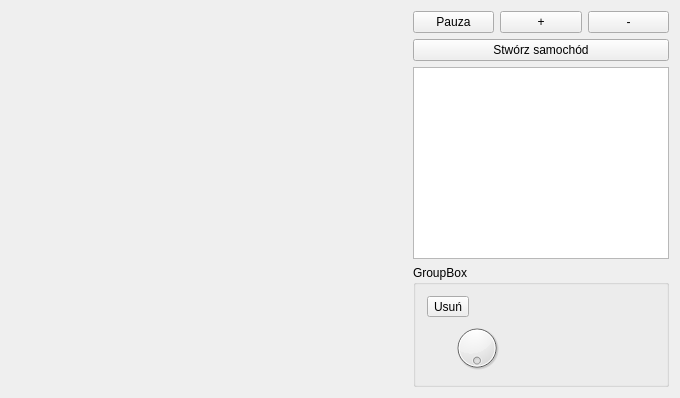
Old version of the form hacts-gui/mainwindow.ui in the repository hacts-app/hacts.
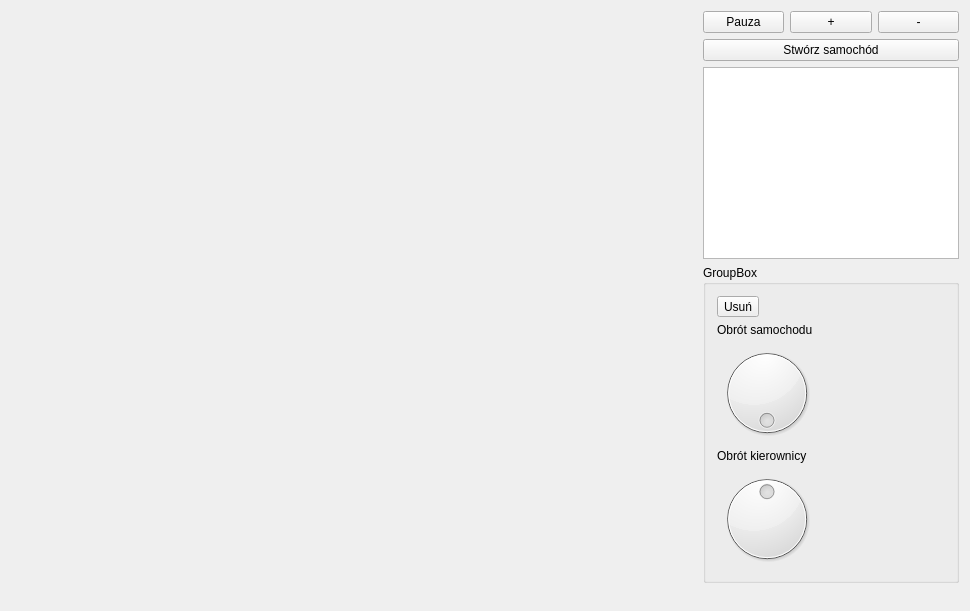
New version of the form.

Commit message: keyboard control

```diff
--- a/hacts-gui/mainwindow.ui
+++ b/hacts-gui/mainwindow.ui
@@ -6,8 +6,8 @@
    <rect>
     <x>0</x>
     <y>0</y>
-    <width>680</width>
-    <height>381</height>
+    <width>970</width>
+    <height>611</height>
    </rect>
   </property>
   <property name="windowTitle">
@@ -125,7 +125,7 @@
            </property>
           </widget>
          </item>
-         <item row="1" column="0">
+         <item row="2" column="0">
           <widget class="QDial" name="dial">
            <property name="sizePolicy">
             <sizepolicy hsizetype="Preferred" vsizetype="Maximum">
@@ -144,6 +144,33 @@
            </property>
           </widget>
          </item>
+         <item row="1" column="0">
+          <widget class="QLabel" name="label">
+           <property name="text">
+            <string>Obrót samochodu</string>
+           </property>
+          </widget>
+         </item>
+         <item row="3" column="0">
+          <widget class="QLabel" name="label_2">
+           <property name="text">
+            <string>Obrót kierownicy</string>
+           </property>
+          </widget>
+         </item>
+         <item row="4" column="0">
+          <widget class="QDial" name="steeringWheelDial">
+           <property name="maximum">
+            <number>10000</number>
+           </property>
+           <property name="value">
+            <number>5000</number>
+           </property>
+           <property name="wrapping">
+            <bool>true</bool>
+           </property>
+          </widget>
+         </item>
         </layout>
        </widget>
       </item>
```
Left out of the diff: 3 changed lines with no effect on the pictures. The commit also changes 2 other files.
